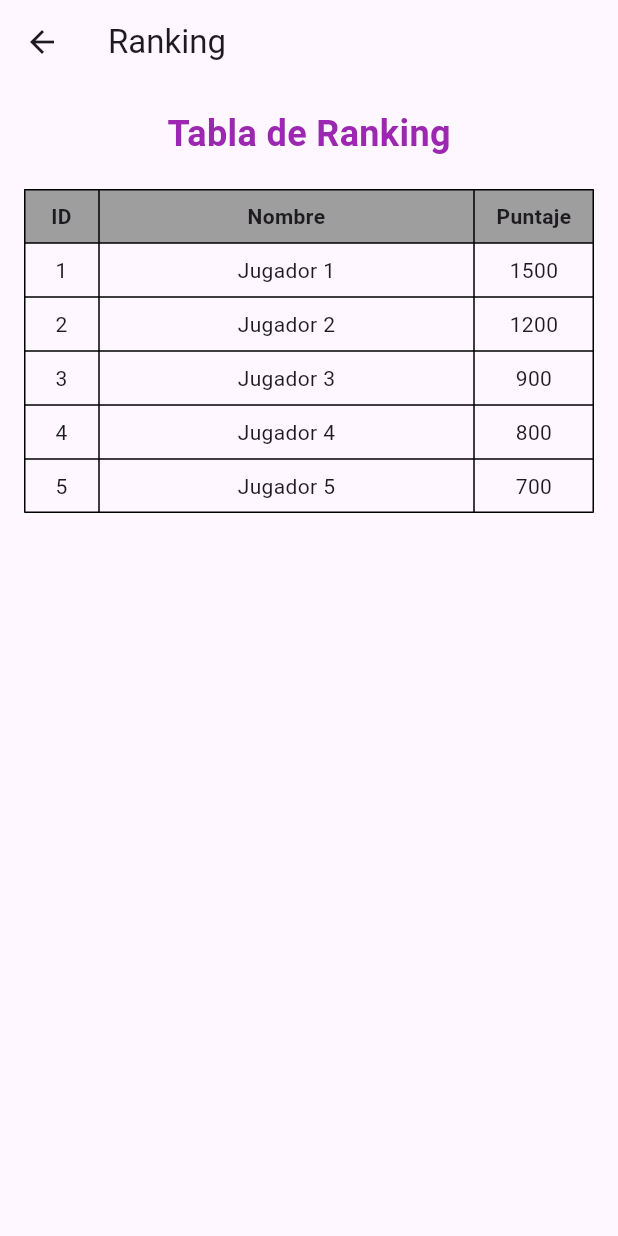
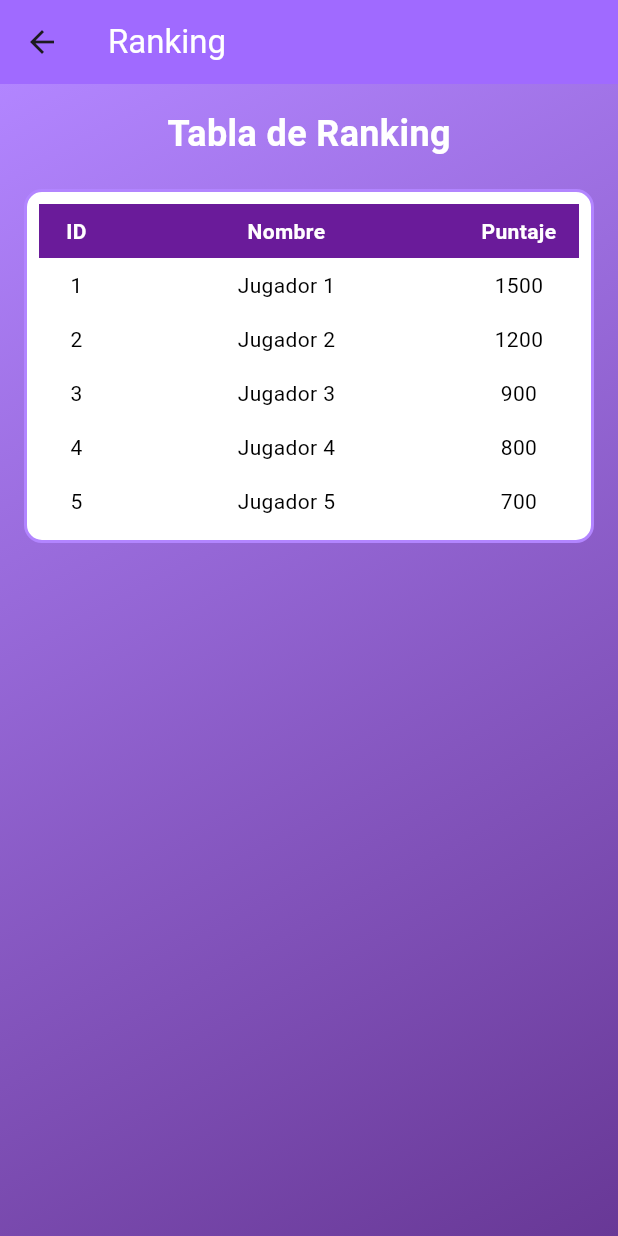
Before and after one commit to JalkemMorales/DuolimeApp, a Flutter app: the MenuScreen screen opened by its route, after a tap on "Ver Ranking", on a phone screen of 412 x 824 dp. Run offline on Flutter 3.47's test engine with Material 3 defaults, Android fonts, the light colour scheme and no system bars; network calls fail.

Commit message:
estilos antes de juego

```diff
--- a/lib/routes/centermenu.dart
+++ b/lib/routes/centermenu.dart
@@ -10,13 +10,27 @@ class MenuScreen extends StatefulWidget {
 class MenuScreenState extends State<MenuScreen> {
   @override
   Widget build(BuildContext context) {
-    return Scaffold(
-      backgroundColor: Colors.blue[100], // Fondo degradado similar al que pediste
-      appBar: AppBar(
-        title: const Text('Menú Principal'),
-        elevation: 0,
+  return Scaffold(
+    appBar: AppBar(
+      title: const Text(
+        'Menú Principal',
+        style: TextStyle(color: Colors.white),
       ),
-      body: Center(
+      elevation: 0,
+      backgroundColor: const Color.fromARGB(255, 160, 106, 255), // Morado oscuro
+    ),
+    body: Container(
+      decoration: const BoxDecoration(
+        gradient: LinearGradient(
+          begin: Alignment.topLeft,
+          end: Alignment.bottomRight,
+          colors: [
+            Color.fromARGB(255, 178, 133, 255), // Morado claro
+            Color.fromARGB(255, 104, 56, 150), // Morado oscuro
+          ],
+        ),
+      ),
+      child: Center(
         child: Padding(
           padding: const EdgeInsets.all(16.0),
           child: Column(
@@ -41,7 +55,7 @@ class MenuScreenState extends State<MenuScreen> {
                       style: TextStyle(
                         fontSize: 24,
                         fontWeight: FontWeight.bold,
-                        color: Colors.purple,
+                        color: Color.fromARGB(255, 104, 56, 150),
                       ),
                     ),
                   ),
@@ -68,7 +82,7 @@ class MenuScreenState extends State<MenuScreen> {
                       style: TextStyle(
                         fontSize: 24,
                         fontWeight: FontWeight.bold,
-                        color: Colors.purple,
+                        color: Color.fromARGB(255, 104, 56, 150),
                       ),
                     ),
                   ),
@@ -78,6 +92,9 @@ class MenuScreenState extends State<MenuScreen> {
           ),
         ),
       ),
-    );
-  }
+    ),
+  );
 }
+
+
+}
--- a/lib/routes/ranking.dart
+++ b/lib/routes/ranking.dart
@@ -21,9 +21,25 @@ class RankingScreen extends State<Ranking> {
   Widget build(BuildContext context) {
     return Scaffold(
       appBar: AppBar(
-        title: const Text('Ranking'),
+        title: const Text(
+          'Ranking',
+          style: TextStyle(color: Colors.white), // Título en color blanco
         ),
-      body: Padding(
+        backgroundColor: const Color.fromARGB(255, 160, 106, 255), // Morado oscuro en el AppBar
+        elevation: 0,
+      ),
+      body: Container(
+        decoration: const BoxDecoration(
+          gradient: LinearGradient(
+            begin: Alignment.topLeft,
+            end: Alignment.bottomRight,
+            colors: [
+              Color.fromARGB(255, 178, 133, 255), // Morado claro
+              Color.fromARGB(255, 104, 56, 150), // Morado oscuro
+            ],
+          ),
+        ),
+        child: Padding(
           padding: const EdgeInsets.all(16.0),
           child: Column(
             children: [
@@ -32,17 +48,27 @@ class RankingScreen extends State<Ranking> {
                 style: TextStyle(
                   fontSize: 24,
                   fontWeight: FontWeight.bold,
-                color: Colors.purple,
+                  color: Colors.white, // Color de texto en blanco
                 ),
               ),
               const SizedBox(height: 20),
 
-            // Tabla para mostrar el ranking
-            Expanded(
+              // Contenedor con fondo blanco y bordes morados para la tabla
+              Container(
+                decoration: BoxDecoration(
+                  color: Colors.white, // Fondo blanco para la tabla
+                  borderRadius: BorderRadius.circular(12),
+                  border: Border.all(
+                    color: const Color.fromARGB(255, 178, 133, 255), // Bordes morados
+                    width: 2,
+                  ),
+                ),
+                child: Padding(
+                  padding: const EdgeInsets.all(8.0),
                   child: SingleChildScrollView(
                     scrollDirection: Axis.vertical,
                     child: Table(
-                  border: TableBorder.all(color: Colors.black),
+                      border: TableBorder.all(color: Colors.transparent),
                       columnWidths: const {
                         0: FixedColumnWidth(50), // Columna ID
                         1: FlexColumnWidth(),    // Columna Nombre
@@ -51,19 +77,31 @@ class RankingScreen extends State<Ranking> {
                       children: [
                         // Encabezado de la tabla
                         const TableRow(
-                      decoration: BoxDecoration(color: Colors.grey),
+                          decoration: BoxDecoration(color: Color(0xFF6A1B9A)), // Morado intermedio para el encabezado
                           children: [
                             Padding(
                               padding: EdgeInsets.all(8.0),
-                          child: Text('ID', textAlign: TextAlign.center, style: TextStyle(fontWeight: FontWeight.bold)),
+                              child: Text(
+                                'ID',
+                                textAlign: TextAlign.center,
+                                style: TextStyle(fontWeight: FontWeight.bold, color: Colors.white), // Texto blanco
+                              ),
                             ),
                             Padding(
                               padding: EdgeInsets.all(8.0),
-                          child: Text('Nombre', textAlign: TextAlign.center, style: TextStyle(fontWeight: FontWeight.bold)),
+                              child: Text(
+                                'Nombre',
+                                textAlign: TextAlign.center,
+                                style: TextStyle(fontWeight: FontWeight.bold, color: Colors.white), // Texto blanco
+                              ),
                             ),
                             Padding(
                               padding: EdgeInsets.all(8.0),
-                          child: Text('Puntaje', textAlign: TextAlign.center, style: TextStyle(fontWeight: FontWeight.bold)),
+                              child: Text(
+                                'Puntaje',
+                                textAlign: TextAlign.center,
+                                style: TextStyle(fontWeight: FontWeight.bold, color: Colors.white), // Texto blanco
+                              ),
                             ),
                           ],
                         ),
@@ -71,18 +109,33 @@ class RankingScreen extends State<Ranking> {
                         // Desglose dinámico de los datos
                         for (var jugador in _rankingData)
                           TableRow(
+                            decoration: BoxDecoration(
+                              color: Colors.transparent, // Fondo transparente para las filas
+                            ),
                             children: [
                               Padding(
                                 padding: const EdgeInsets.all(8.0),
-                            child: Text(jugador['id'].toString(), textAlign: TextAlign.center),
+                                child: Text(
+                                  jugador['id'].toString(),
+                                  textAlign: TextAlign.center,
+                                  style: const TextStyle(color: Colors.black), // Texto negro
+                                ),
                               ),
                               Padding(
                                 padding: const EdgeInsets.all(8.0),
-                            child: Text(jugador['nombre'], textAlign: TextAlign.center),
+                                child: Text(
+                                  jugador['nombre'],
+                                  textAlign: TextAlign.center,
+                                  style: const TextStyle(color: Colors.black), // Texto negro
+                                ),
                               ),
                               Padding(
                                 padding: const EdgeInsets.all(8.0),
-                            child: Text(jugador['puntaje'].toString(), textAlign: TextAlign.center),
+                                child: Text(
+                                  jugador['puntaje'].toString(),
+                                  textAlign: TextAlign.center,
+                                  style: const TextStyle(color: Colors.black), // Texto negro
+                                ),
                               ),
                             ],
                           ),
@@ -90,9 +143,13 @@ class RankingScreen extends State<Ranking> {
                     ),
                   ),
                 ),
+              ),
             ],
+          ),
         ),
       ),
     );
   }
+
+
 }
--- a/pubspec.yaml
+++ b/pubspec.yaml
@@ -60,7 +60,8 @@ flutter:
   uses-material-design: true
 
   # To add assets to your application, add an assets section, like this:
-  # assets:
+  assets:
+   - assets/img/logo1.png
   #   - images/a_dot_burr.jpeg
   #   - images/a_dot_ham.jpeg
 
```
Also changed, not shown: lib/routes/loginprofile.dart (+30 -12 lines), lib/routes/menu.dart (+36 -14 lines), lib/routes/registerprofile.dart (+30 -13 lines), assets/img/logo1.png (added). Lines whose indentation alone changed are shown as unchanged.
